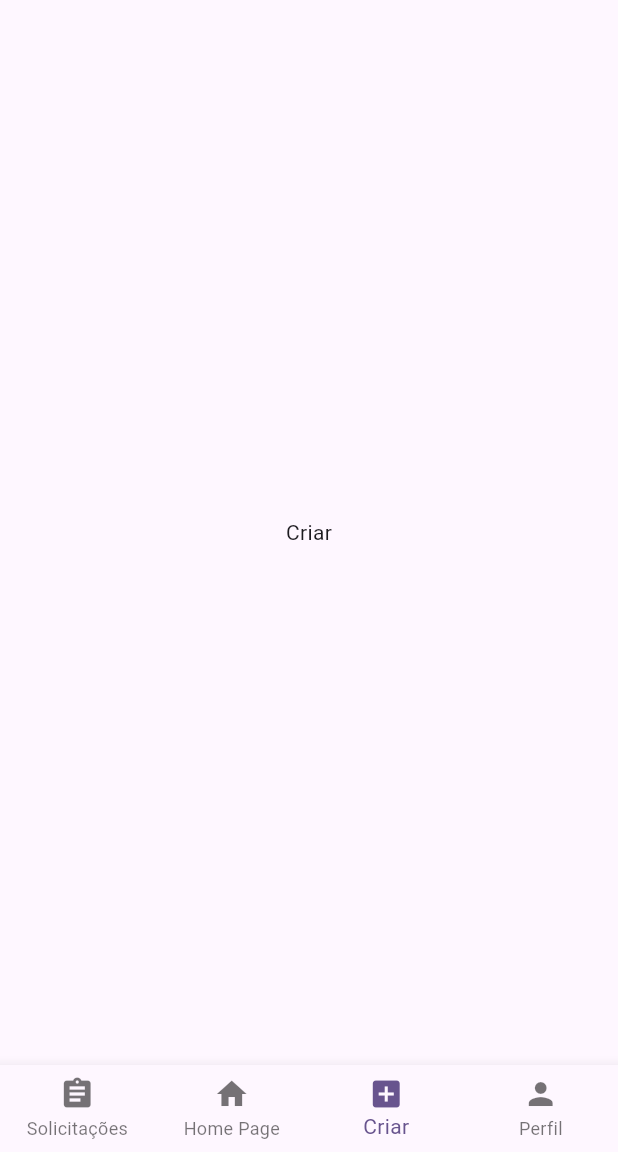
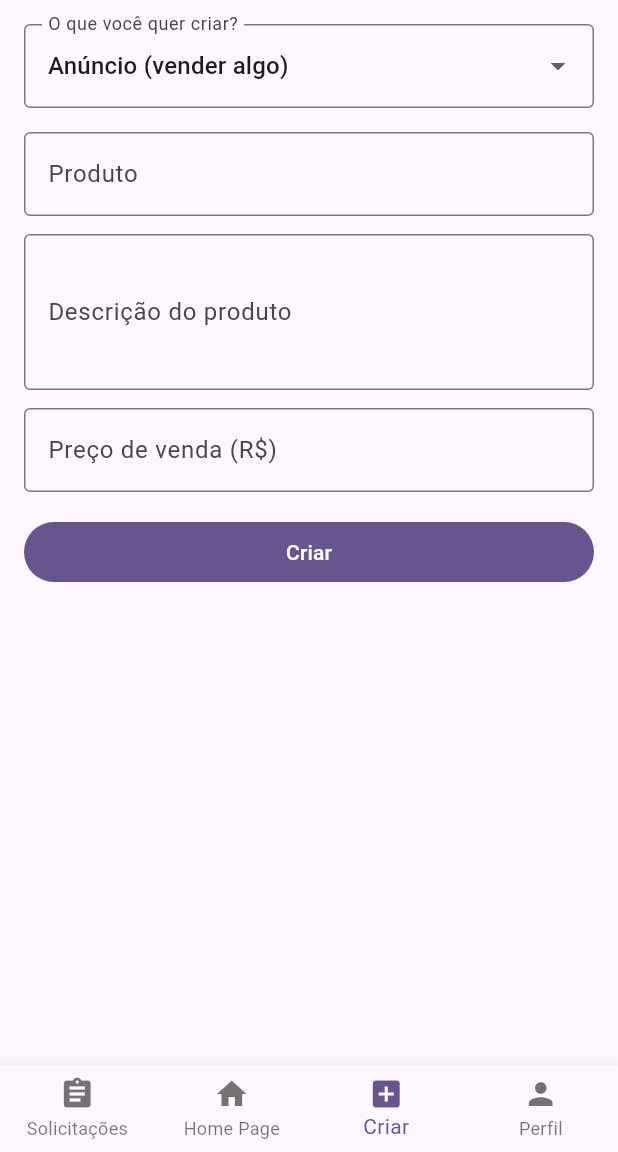
Before and after one commit to marcoantonio567/so-na-obra-app, a Flutter app: the screen it shows after launch, item 3 of the bottom bar chosen, on a phone screen of 412 x 824 dp, the part 84-1236 px from its top. Run offline on Flutter 3.47's test engine with Material 3 defaults, Android fonts, the phone set to English and light mode, and no system bars.

Commit message:
feat: implement core app structure with navigation and publication features
- Add data model for publications with types 'anuncio' and 'solicitacao'
- Create main navigation bar with four tabs: Solicitacoes, Home (Anuncios), Criar, and Perfil
- Implement separate pages for listing announcements and requests using reusable publication cards
- Add creation page with form to submit new publications, including validation
- Refactor main.dart to extract app configuration into separate app.dart file
- Move navigation logic from main.dart to dedicated main_nav_bar.dart for better separation of concerns

```diff
--- /dev/null
+++ b/lib/app.dart
@@ -0,0 +1,18 @@
+import 'package:flutter/material.dart';
+
+import 'screens/main_nav_bar.dart';
+
+class MyApp extends StatelessWidget {
+  const MyApp({super.key});
+
+  @override
+  Widget build(BuildContext context) {
+    return MaterialApp(
+      title: 'Só na Obra',
+      theme: ThemeData(
+        colorScheme: ColorScheme.fromSeed(seedColor: Colors.deepPurple),
+      ),
+      home: const MainNavBar(),
+    );
+  }
+}
--- a/lib/main.dart
+++ b/lib/main.dart
@@ -1,95 +1,7 @@
 import 'package:flutter/material.dart';
+import 'app.dart';
+export 'app.dart' show MyApp;
 
 void main() {
   runApp(const MyApp());
 }
-
-class MyApp extends StatelessWidget {
-  const MyApp({super.key});
-
-  // This widget is the root of your application.
-  @override
-  Widget build(BuildContext context) {
-    return MaterialApp(
-      title: 'Só na Obra',
-      theme: ThemeData(
-        // This is the theme of your application.
-        //
-        // TRY THIS: Try running your application with "flutter run". You'll see
-        // the application has a purple toolbar. Then, without quitting the app,
-        // try changing the seedColor in the colorScheme below to Colors.green
-        // and then invoke "hot reload" (save your changes or press the "hot
-        // reload" button in a Flutter-supported IDE, or press "r" if you used
-        // the command line to start the app).
-        //
-        // Notice that the counter didn't reset back to zero; the application
-        // state is not lost during the reload. To reset the state, use hot
-        // restart instead.
-        //
-        // This works for code too, not just values: Most code changes can be
-        // tested with just a hot reload.
-        colorScheme: ColorScheme.fromSeed(seedColor: Colors.deepPurple),
-      ),
-      home: const MainNavBar(),
-    );
-  }
-}
-
-class MainNavBar extends StatefulWidget {
-  const MainNavBar({super.key});
-
-  @override
-  State<MainNavBar> createState() => _MainNavBarState();
-}
-
-class _MainNavBarState extends State<MainNavBar> {
-  int _currentIndex = 1;
-
-  static const List<String> _titles = [
-    'Solicitações',
-    'Home Page',
-    'Criar',
-    'Perfil',
-  ];
-
-  static const List<Widget> _pages = [
-    Center(child: Text('Solicitações')),
-    Center(child: Text('Home Page')),
-    Center(child: Text('Criar')),
-    Center(child: Text('Perfil')),
-  ];
-
-  @override
-  Widget build(BuildContext context) {
-    return Scaffold(
-      appBar: AppBar(
-        backgroundColor: Theme.of(context).colorScheme.inversePrimary,
-        title: Text(_titles[_currentIndex]),
-      ),
-      body: SafeArea(child: _pages[_currentIndex]),
-      bottomNavigationBar: BottomNavigationBar(
-        type: BottomNavigationBarType.fixed,
-        currentIndex: _currentIndex,
-        onTap: (index) => setState(() => _currentIndex = index),
-        items: const [
-          BottomNavigationBarItem(
-            icon: Icon(Icons.assignment),
-            label: 'Solicitações',
-          ),
-          BottomNavigationBarItem(
-            icon: Icon(Icons.home),
-            label: 'Home Page',
-          ),
-          BottomNavigationBarItem(
-            icon: Icon(Icons.add_box),
-            label: 'Criar',
-          ),
-          BottomNavigationBarItem(
-            icon: Icon(Icons.person),
-            label: 'Perfil',
-          ),
-        ],
-      ),
-    );
-  }
-}
--- /dev/null
+++ b/lib/models/publicacao.dart
@@ -0,0 +1,17 @@
+enum PublicacaoTipo { anuncio, solicitacao }
+
+class Publicacao {
+  Publicacao({
+    required this.tipo,
+    required this.nome,
+    required this.descricao,
+    required this.preco,
+    required this.criadoEm,
+  });
+
+  final PublicacaoTipo tipo;
+  final String nome;
+  final String descricao;
+  final double preco;
+  final DateTime criadoEm;
+}
--- /dev/null
+++ b/lib/screens/criar_page.dart
@@ -0,0 +1,167 @@
+import 'package:flutter/material.dart';
+
+import '../models/publicacao.dart';
+
+class CriarPage extends StatefulWidget {
+  const CriarPage({super.key, required this.onCriar});
+
+  final ValueChanged<Publicacao> onCriar;
+
+  @override
+  State<CriarPage> createState() => _CriarPageState();
+}
+
+class _CriarPageState extends State<CriarPage> {
+  final _formKey = GlobalKey<FormState>();
+  final _nomeController = TextEditingController();
+  final _descricaoController = TextEditingController();
+  final _precoController = TextEditingController();
+
+  PublicacaoTipo _tipo = PublicacaoTipo.anuncio;
+
+  @override
+  void dispose() {
+    _nomeController.dispose();
+    _descricaoController.dispose();
+    _precoController.dispose();
+    super.dispose();
+  }
+
+  String get _labelNome =>
+      _tipo == PublicacaoTipo.solicitacao ? 'Nome do que procura' : 'Produto';
+
+  String get _labelDescricao => _tipo == PublicacaoTipo.solicitacao
+      ? 'Descrição do que procura'
+      : 'Descrição do produto';
+
+  String get _labelPreco => _tipo == PublicacaoTipo.solicitacao
+      ? 'Preço que pagaria (R\$)'
+      : 'Preço de venda (R\$)';
+
+  void _submit() {
+    final isValid = _formKey.currentState?.validate() ?? false;
+    if (!isValid) return;
+
+    final tipoCriado = _tipo;
+    final preco = double.parse(_precoController.text.replaceAll(',', '.'));
+
+    widget.onCriar(
+      Publicacao(
+        tipo: tipoCriado,
+        nome: _nomeController.text.trim(),
+        descricao: _descricaoController.text.trim(),
+        preco: preco,
+        criadoEm: DateTime.now(),
+      ),
+    );
+
+    setState(() => _tipo = PublicacaoTipo.anuncio);
+    _formKey.currentState?.reset();
+    _nomeController.clear();
+    _descricaoController.clear();
+    _precoController.clear();
+
+    if (!mounted) return;
+    ScaffoldMessenger.of(context).showSnackBar(
+      SnackBar(
+        content: Text(
+          tipoCriado == PublicacaoTipo.solicitacao
+              ? 'Solicitação criada!'
+              : 'Anúncio criado!',
+        ),
+      ),
+    );
+  }
+
+  @override
+  Widget build(BuildContext context) {
+    return SingleChildScrollView(
+      padding: const EdgeInsets.all(16),
+      child: Form(
+        key: _formKey,
+        child: Column(
+          crossAxisAlignment: CrossAxisAlignment.stretch,
+          children: [
+            DropdownButtonFormField<PublicacaoTipo>(
+              key: ValueKey(_tipo),
+              initialValue: _tipo,
+              decoration: const InputDecoration(
+                labelText: 'O que você quer criar?',
+                border: OutlineInputBorder(),
+              ),
+              items: const [
+                DropdownMenuItem(
+                  value: PublicacaoTipo.anuncio,
+                  child: Text('Anúncio (vender algo)'),
+                ),
+                DropdownMenuItem(
+                  value: PublicacaoTipo.solicitacao,
+                  child: Text('Solicitação (procurar algo)'),
+                ),
+              ],
+              onChanged: (value) {
+                if (value == null) return;
+                setState(() => _tipo = value);
+              },
+            ),
+            const SizedBox(height: 16),
+            TextFormField(
+              controller: _nomeController,
+              textInputAction: TextInputAction.next,
+              decoration: InputDecoration(
+                labelText: _labelNome,
+                border: const OutlineInputBorder(),
+              ),
+              validator: (value) {
+                final text = value?.trim() ?? '';
+                if (text.isEmpty) return 'Preencha este campo.';
+                return null;
+              },
+            ),
+            const SizedBox(height: 12),
+            TextFormField(
+              controller: _descricaoController,
+              minLines: 3,
+              maxLines: 6,
+              decoration: InputDecoration(
+                labelText: _labelDescricao,
+                border: const OutlineInputBorder(),
+              ),
+              validator: (value) {
+                final text = value?.trim() ?? '';
+                if (text.isEmpty) return 'Preencha este campo.';
+                return null;
+              },
+            ),
+            const SizedBox(height: 12),
+            TextFormField(
+              controller: _precoController,
+              keyboardType: const TextInputType.numberWithOptions(
+                decimal: true,
+                signed: false,
+              ),
+              decoration: InputDecoration(
+                labelText: _labelPreco,
+                border: const OutlineInputBorder(),
+              ),
+              validator: (value) {
+                final raw = (value ?? '').trim();
+                if (raw.isEmpty) return 'Informe um preço.';
+                final normalized = raw.replaceAll(',', '.');
+                final parsed = double.tryParse(normalized);
+                if (parsed == null) return 'Preço inválido.';
+                if (parsed <= 0) return 'O preço deve ser maior que zero.';
+                return null;
+              },
+            ),
+            const SizedBox(height: 16),
+            FilledButton(
+              onPressed: _submit,
+              child: const Text('Criar'),
+            ),
+          ],
+        ),
+      ),
+    );
+  }
+}
--- /dev/null
+++ b/lib/screens/main_nav_bar.dart
@@ -0,0 +1,84 @@
+import 'package:flutter/material.dart';
+
+import '../models/publicacao.dart';
+import 'anuncios_page.dart';
+import 'criar_page.dart';
+import 'perfil_page.dart';
+import 'solicitacoes_page.dart';
+
+class MainNavBar extends StatefulWidget {
+  const MainNavBar({super.key});
+
+  @override
+  State<MainNavBar> createState() => _MainNavBarState();
+}
+
+class _MainNavBarState extends State<MainNavBar> {
+  int _currentIndex = 1;
+
+  final List<Publicacao> _publicacoes = [];
+
+  static const List<String> _titles = [
+    'Solicitações',
+    'Home Page',
+    'Criar',
+    'Perfil',
+  ];
+
+  void _adicionarPublicacao(Publicacao publicacao) {
+    setState(() => _publicacoes.insert(0, publicacao));
+
+    final destinoIndex =
+        publicacao.tipo == PublicacaoTipo.solicitacao ? 0 : 1;
+    setState(() => _currentIndex = destinoIndex);
+  }
+
+  @override
+  Widget build(BuildContext context) {
+    final pages = [
+      SolicitacoesPage(
+        publicacoes: _publicacoes
+            .where((p) => p.tipo == PublicacaoTipo.solicitacao)
+            .toList(growable: false),
+      ),
+      AnunciosPage(
+        publicacoes: _publicacoes
+            .where((p) => p.tipo == PublicacaoTipo.anuncio)
+            .toList(growable: false),
+      ),
+      CriarPage(onCriar: _adicionarPublicacao),
+      const PerfilPage(),
+    ];
+
+    return Scaffold(
+      appBar: AppBar(
+        backgroundColor: Theme.of(context).colorScheme.inversePrimary,
+        title: Text(_titles[_currentIndex]),
+      ),
+      body: SafeArea(child: pages[_currentIndex]),
+      bottomNavigationBar: BottomNavigationBar(
+        type: BottomNavigationBarType.fixed,
+        currentIndex: _currentIndex,
+        onTap: (index) => setState(() => _currentIndex = index),
+        items: const [
+          BottomNavigationBarItem(
+            icon: Icon(Icons.assignment),
+            label: 'Solicitações',
+          ),
+          BottomNavigationBarItem(
+            icon: Icon(Icons.home),
+            label: 'Home Page',
+          ),
+          BottomNavigationBarItem(
+            icon: Icon(Icons.add_box),
+            label: 'Criar',
+          ),
+          BottomNavigationBarItem(
+            icon: Icon(Icons.person),
+            label: 'Perfil',
+          ),
+        ],
+      ),
+    );
+  }
+}
```
Also changed, not shown: lib/screens/anuncios_page.dart (added, +27 -0 lines), lib/screens/perfil_page.dart (added, +10 -0 lines), lib/screens/solicitacoes_page.dart (added, +27 -0 lines), lib/widgets/publicacao_card.dart (added, +46 -0 lines).
